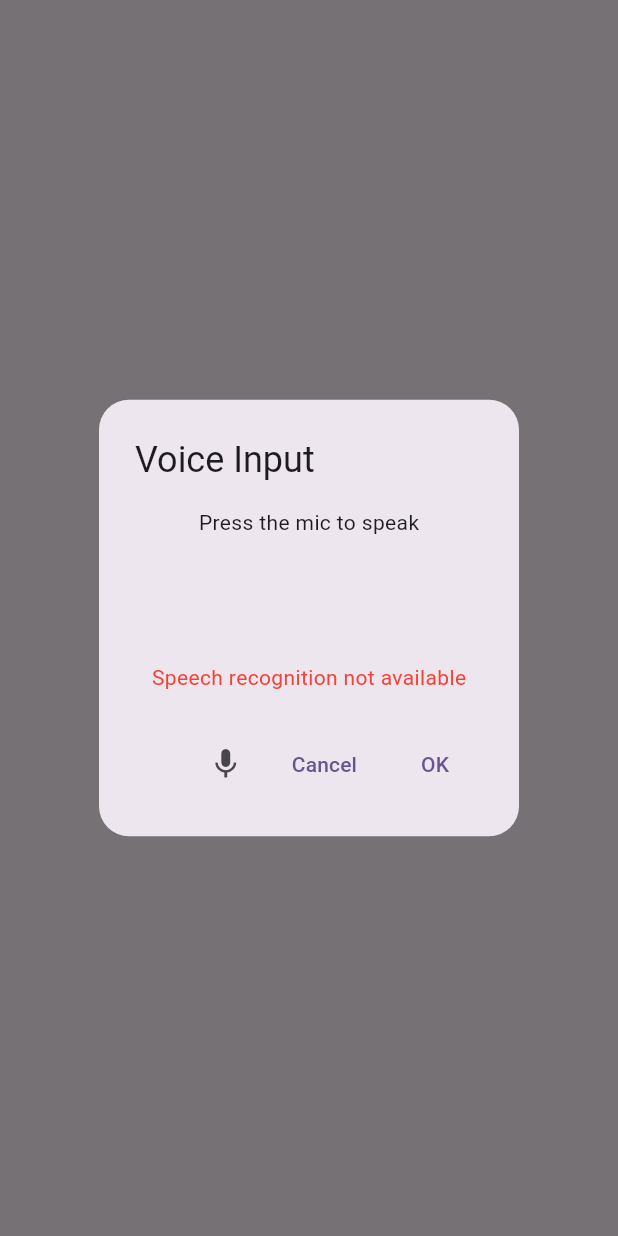
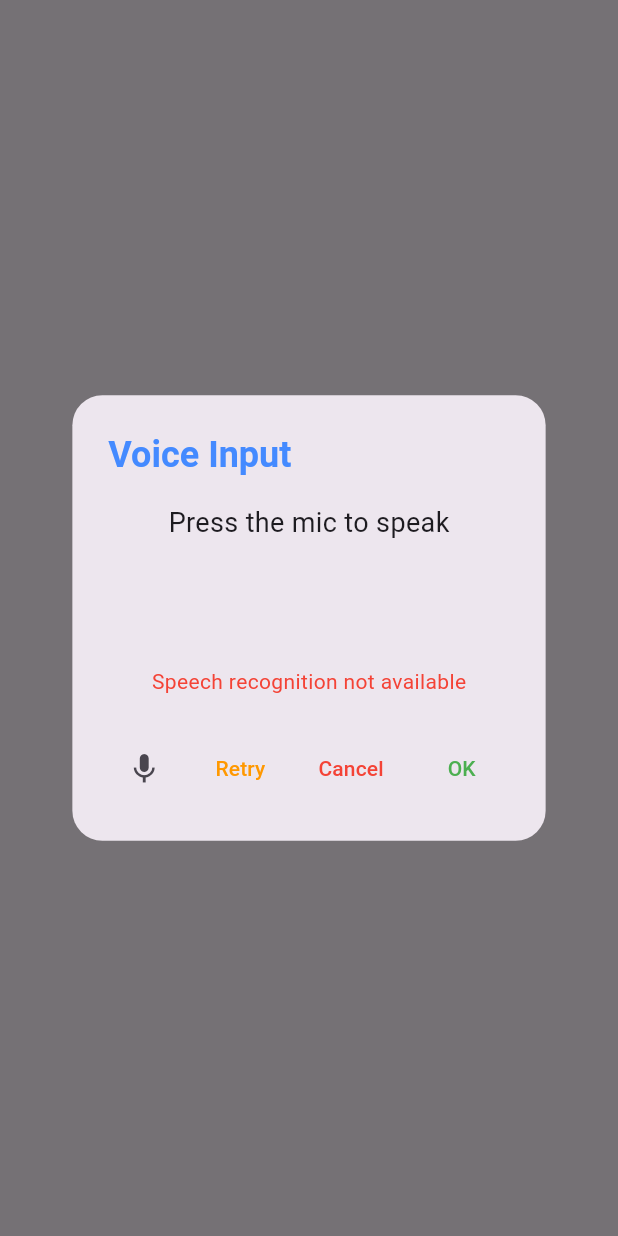
Before and after one commit to Docteur-Parfait/beautiful_dialog, a Flutter app: what showVoiceInputDialog() shows on an empty page, opened directly, on a phone screen of 412 x 824 dp. Run offline on Flutter 3.47's test engine with Material 3 defaults, Android fonts, the phone set to English and light mode, and no system bars; our stand-ins replace audioplayers, bot_toast, gap, wave; missing offline and left inert: dart:html.

Commit message:
Refactor voice_input_dialog.dart and add VoiceInputDialog with voice input functionality

```diff
--- a/lib/dialogs/voice_input_dialog.dart
+++ b/lib/dialogs/voice_input_dialog.dart
@@ -1,12 +1,23 @@
 import 'package:flutter/material.dart';
-import 'package:speech_to_text/speech_to_text.dart' as stt;
+import 'dart:html' as html;
+import 'package:wave/config.dart';
+import 'package:wave/wave.dart';
 
 class VoiceInputDialog {
   static void showVoiceInputDialog(BuildContext context) {
-    stt.SpeechToText speech = stt.SpeechToText();
     bool isListening = false;
     String recognizedWords = '';
     bool speechAvailable = false;
+    html.MediaStream? mediaStream;
+
+    Future<bool> requestMicrophonePermission() async {
+      try {
+        mediaStream = await html.window.navigator.getUserMedia(audio: true);
+        return true;
+      } catch (e) {
+        return false;
+      }
+    }
 
     showDialog(
       context: context,
@@ -17,18 +28,28 @@ class VoiceInputDialog {
               shape: RoundedRectangleBorder(
                 borderRadius: BorderRadius.circular(20),
               ),
-              title: const Text("Voice Input"),
+              title: const Text(
+                "Voice Input",
+                style: TextStyle(
+                  fontSize: 24,
+                  fontWeight: FontWeight.bold,
+                  color: Colors.blueAccent,
+                ),
+              ),
               content: Column(
                 mainAxisSize: MainAxisSize.min,
                 children: [
-                  Text(isListening ? "Listening..." : "Press the mic to speak"),
+                  Text(
+                    isListening ? "Listening..." : "Press the mic to speak",
+                    style: const TextStyle(fontSize: 18),
+                  ),
                   const SizedBox(height: 20),
-                  if (isListening)
-                    const CircularProgressIndicator(),
+                  if (isListening) const CircularProgressIndicator(),
                   const SizedBox(height: 20),
                   Text(
                     recognizedWords,
-                    style: const TextStyle(fontSize: 16, fontWeight: FontWeight.bold),
+                    style: const TextStyle(
+                        fontSize: 16, fontWeight: FontWeight.bold),
                   ),
                   if (!speechAvailable)
                     const Padding(
@@ -38,6 +59,25 @@ class VoiceInputDialog {
                         style: TextStyle(color: Colors.red),
                       ),
                     ),
+                  if (isListening)
+                    SizedBox(
+                      height: 100,
+                      child: WaveWidget(
+                        config: CustomConfig(
+                          gradients: [
+                            [Colors.blue, Colors.lightBlueAccent],
+                            [Colors.blueAccent, Colors.blue],
+                          ],
+                          durations: [35000, 19440],
+                          heightPercentages: [0.20, 0.23],
+                          blur: const MaskFilter.blur(BlurStyle.solid, 10),
+                          gradientBegin: Alignment.bottomLeft,
+                          gradientEnd: Alignment.topRight,
+                        ),
+                        waveAmplitude: 0,
+                        size: const Size(double.infinity, double.infinity),
+                      ),
+                    ),
                 ],
               ),
               actions: [
@@ -45,38 +85,64 @@ class VoiceInputDialog {
                   icon: Icon(isListening ? Icons.mic_off : Icons.mic),
                   onPressed: () async {
                     if (!isListening) {
-                      bool available = await speech.initialize();
-                      setState(() => speechAvailable = available);
-                      if (available) {
-                        setState(() => isListening = true);
-                        speech.listen(
-                          onResult: (result) {
-                            setState(() {
-                              recognizedWords = result.recognizedWords;
-                            });
-                          },
-                        );
+                      bool permissionGranted =
+                          await requestMicrophonePermission();
+                      if (!permissionGranted) {
+                        setState(() => speechAvailable = false);
+                        return;
                       }
+                      setState(() => speechAvailable = true);
+                      setState(() => isListening = true);
+                      // Start recording and handle the result
+                      // You can use mediaStream to access the audio data
                     } else {
                       setState(() => isListening = false);
-                      speech.stop();
+                      // Stop recording and handle the result
+                      mediaStream?.getTracks().forEach((track) {
+                        track.stop();
+                      });
                     }
                   },
                 ),
                 TextButton(
-                  child: const Text("Cancel"),
+                  style: TextButton.styleFrom(
+                    foregroundColor: Colors.orange,
+                  ),
                   onPressed: () {
                     if (isListening) {
-                      speech.stop();
+                      mediaStream?.getTracks().forEach((track) {
+                        track.stop();
+                      });
+                    }
+                    setState(() {
+                      recognizedWords = '';
+                      isListening = false;
+                    });
+                  },
+                  child: const Text("Retry"),
+                ),
+                TextButton(
+                  style: TextButton.styleFrom(
+                    foregroundColor: Colors.red,
+                  ),
+                  onPressed: () {
+                    if (isListening) {
+                      mediaStream?.getTracks().forEach((track) {
+                        track.stop();
+                      });
                     }
                     Navigator.of(context).pop();
                   },
+                  child: const Text("Cancel"),
                 ),
                 TextButton(
-                  child: const Text("OK"),
+                  style: TextButton.styleFrom(
+                    foregroundColor: Colors.green,
+                  ),
                   onPressed: () {
                     Navigator.of(context).pop(recognizedWords);
                   },
+                  child: const Text("OK"),
                 ),
               ],
             );
```
